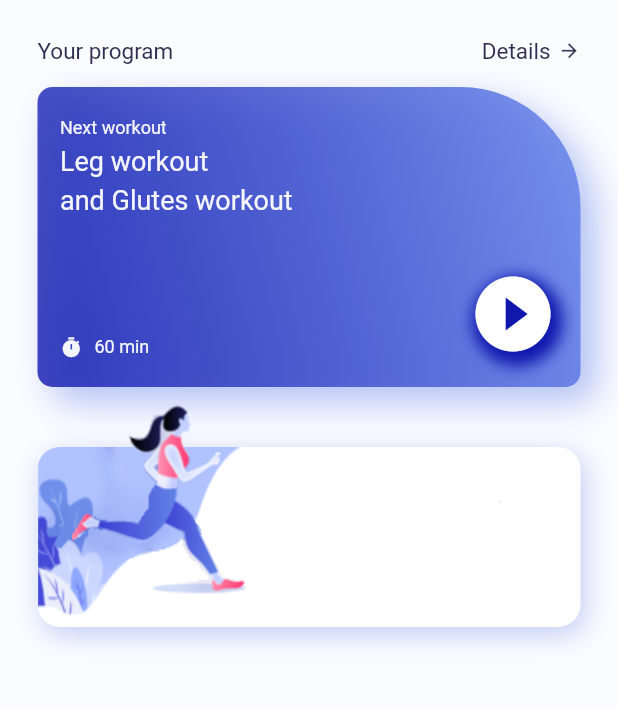
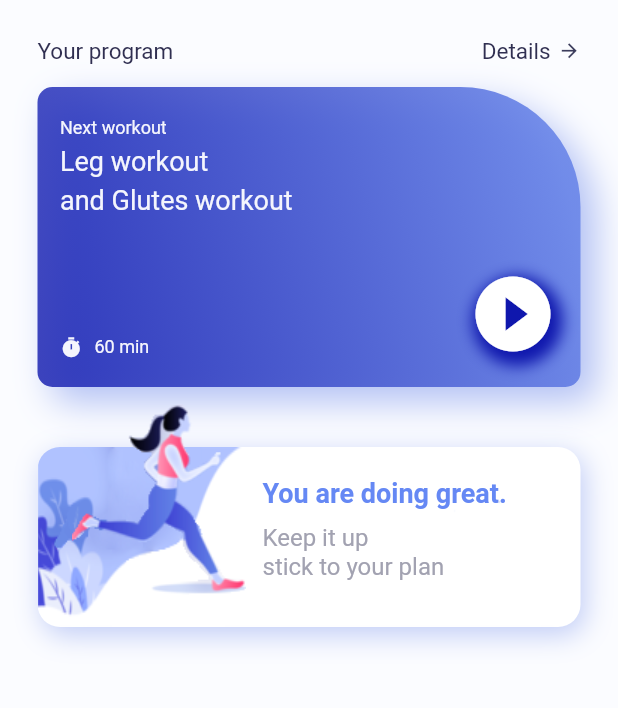
Before and after one commit to dipbazz/training, a Flutter app: the screen it shows after launch, on a phone screen of 412 x 824 dp, the part 111-819 px from its top. Run offline on Flutter 3.47's test engine with Material 2 defaults, Android fonts, the phone set to English and light mode, and no system bars.

Commit message:
Add text in card

```diff
--- a/lib/home_page.dart
+++ b/lib/home_page.dart
@@ -207,6 +207,39 @@ class _MyHomePageState extends State<MyHomePage> {
                         // fit: BoxFit.fill,
                       )
                     ),
+                  ),
+                  Container(
+                    width: double.maxFinite,
+                    height: 100,
+                    margin: const EdgeInsets.only(left: 150, top: 50),
+                    child: Column(
+                      crossAxisAlignment: CrossAxisAlignment.start,
+                      children: [
+                        Text(
+                          "You are doing great.",
+                          style: TextStyle(
+                            fontSize: 18,
+                            fontWeight: FontWeight.bold,
+                            color: color.AppColor.homePageDetail,
+                          )
+                        ),
+                        const SizedBox(height: 10),
+                        RichText(
+                          text: TextSpan(
+                            text: "Keep it up\n",
+                            style: TextStyle(
+                              color: color.AppColor.homePagePlanColor,
+                              fontSize: 16,
+                            ),
+                            children: const [
+                              TextSpan(
+                                text: "stick to your plan"
+                              )
+                            ]
+                          )
+                        )
+                      ],
+                    ),
                   )
                 ],
               ),
```
